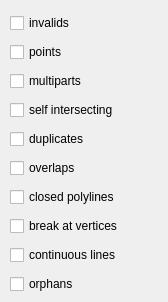
This is ClSettings_dialog_base.ui in spacesyntax/Rcl-topology-cleaner as Qt 5 draws it before an edit. The edited form follows.
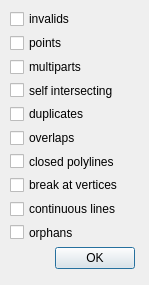
This is the edited form.

Commit message: added db settings dialogue

Diff of the .ui file:
```diff
--- a/ClSettings_dialog_base.ui
+++ b/ClSettings_dialog_base.ui
@@ -6,22 +6,24 @@
    <rect>
     <x>0</x>
     <y>0</y>
-    <width>168</width>
-    <height>302</height>
+    <width>149</width>
+    <height>285</height>
    </rect>
   </property>
   <property name="windowTitle">
    <string>Dialog</string>
   </property>
-  <widget class="QWidget" name="layoutWidget">
+  <widget class="QWidget" name="">
    <property name="geometry">
     <rect>
      <x>10</x>
      <y>10</y>
-     <width>141</width>
-     <height>291</height>
+     <width>125</width>
+     <height>259</height>
     </rect>
    </property>
+   <layout class="QVBoxLayout" name="verticalLayout_2">
+    <item>
    <layout class="QVBoxLayout" name="verticalLayout">
     <item>
      <widget class="QCheckBox" name="invalidsCheckBox">
@@ -92,6 +94,32 @@
        <string>orphans</string>
       </property>
      </widget>
+      </item>
+     </layout>
+    </item>
+    <item>
+     <layout class="QHBoxLayout" name="horizontalLayout">
+      <item>
+       <spacer name="horizontalSpacer">
+        <property name="orientation">
+         <enum>Qt::Horizontal</enum>
+        </property>
+        <property name="sizeHint" stdset="0">
+         <size>
+          <width>40</width>
+          <height>20</height>
+         </size>
+        </property>
+       </spacer>
+      </item>
+      <item>
+       <widget class="QPushButton" name="pushButton">
+        <property name="text">
+         <string>OK</string>
+        </property>
+       </widget>
+      </item>
+     </layout>
     </item>
    </layout>
   </widget>
```
Lines whose indentation alone changed are shown as unchanged. The commit also changes 3 other files.
